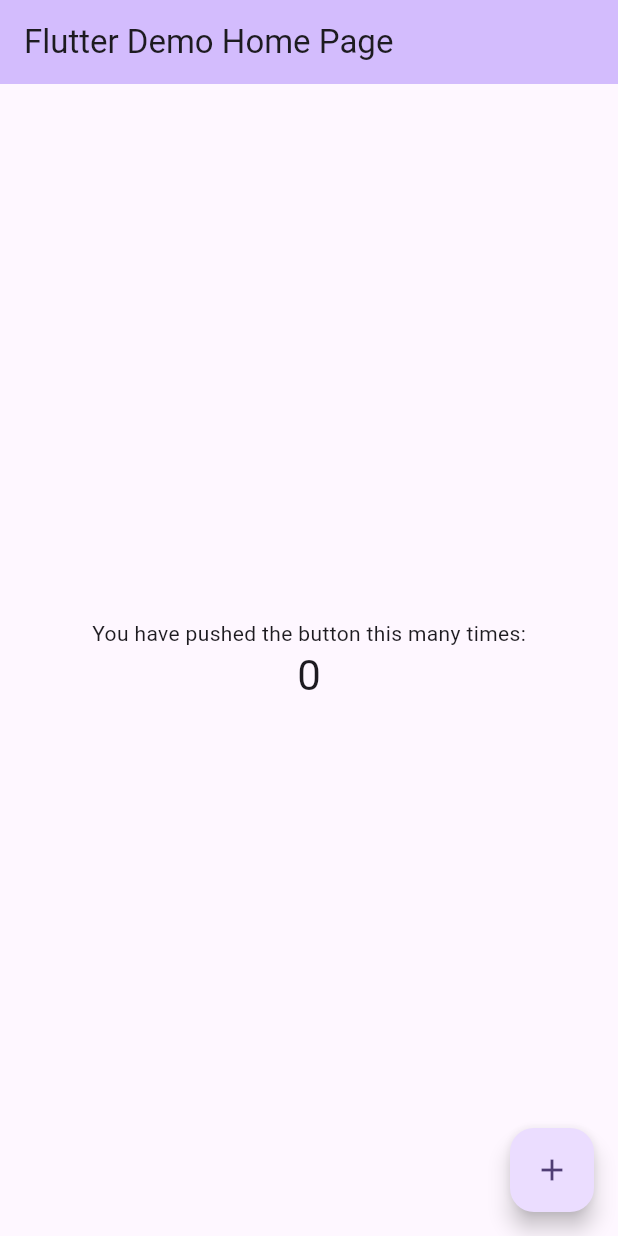
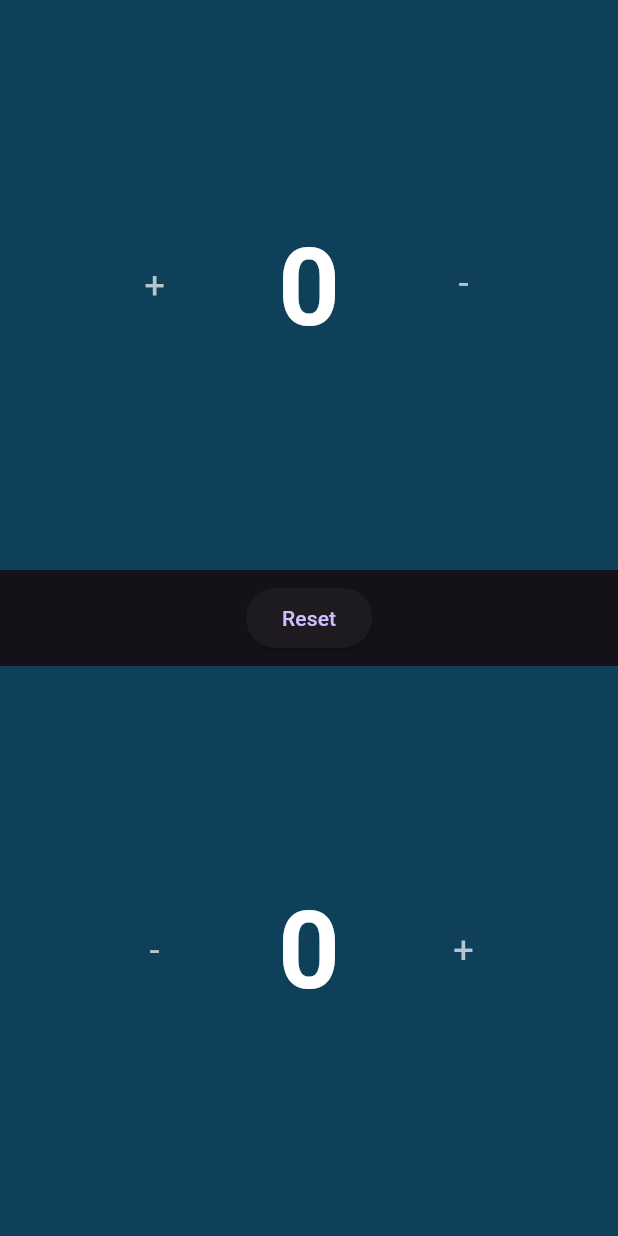
Before and after one commit to Awoofy/fast_cure, a Flutter app: the screen it shows after launch, on a phone screen of 412 x 824 dp. Run offline on Flutter 3.47's test engine with Material 3 defaults, Android fonts, the phone set to English and light mode, and no system bars.

Commit message:
✨ feat: ライフカウンターアプリの基本実装
- docker-compose.ymlのネットワーク設定を最適化
- Flutterプロジェクトを作成
- ライフカウンターの基本機能を実装
  - プレイヤー毎の体力管理
  - 直感的な操作UI
  - リセット機能
  - 対面プレイ用の上下反転表示

```diff
--- a/fast_cure/lib/main.dart
+++ b/fast_cure/lib/main.dart
@@ -7,116 +7,181 @@ void main() {
 class MyApp extends StatelessWidget {
   const MyApp({super.key});
 
-  // This widget is the root of your application.
   @override
   Widget build(BuildContext context) {
     return MaterialApp(
-      title: 'Flutter Demo',
+      title: 'Fast Cure -GATCG Life Counter-',
       theme: ThemeData(
-        // This is the theme of your application.
-        //
-        // TRY THIS: Try running your application with "flutter run". You'll see
-        // the application has a purple toolbar. Then, without quitting the app,
-        // try changing the seedColor in the colorScheme below to Colors.green
-        // and then invoke "hot reload" (save your changes or press the "hot
-        // reload" button in a Flutter-supported IDE, or press "r" if you used
-        // the command line to start the app).
-        //
-        // Notice that the counter didn't reset back to zero; the application
-        // state is not lost during the reload. To reset the state, use hot
-        // restart instead.
-        //
-        // This works for code too, not just values: Most code changes can be
-        // tested with just a hot reload.
-        colorScheme: ColorScheme.fromSeed(seedColor: Colors.deepPurple),
+        primarySwatch: Colors.blue,
+        brightness: Brightness.dark,
       ),
-      home: const MyHomePage(title: 'Flutter Demo Home Page'),
+      home: const LifeCounterPage(),
     );
   }
 }
 
-class MyHomePage extends StatefulWidget {
-  const MyHomePage({super.key, required this.title});
-
-  // This widget is the home page of your application. It is stateful, meaning
-  // that it has a State object (defined below) that contains fields that affect
-  // how it looks.
-
-  // This class is the configuration for the state. It holds the values (in this
-  // case the title) provided by the parent (in this case the App widget) and
-  // used by the build method of the State. Fields in a Widget subclass are
-  // always marked "final".
-
-  final String title;
+class LifeCounterPage extends StatefulWidget {
+  const LifeCounterPage({super.key});
 
   @override
-  State<MyHomePage> createState() => _MyHomePageState();
+  State<LifeCounterPage> createState() => _LifeCounterPageState();
 }
 
-class _MyHomePageState extends State<MyHomePage> {
-  int _counter = 0;
+class _LifeCounterPageState extends State<LifeCounterPage> {
+  int player1Life = 0;
+  int player2Life = 0;
+  bool player1LeftPressed = false;
+  bool player1RightPressed = false;
+  bool player2LeftPressed = false;
+  bool player2RightPressed = false;
 
-  void _incrementCounter() {
+  void _updateLife(bool isPlayer1, bool isIncrease) {
     setState(() {
-      // This call to setState tells the Flutter framework that something has
-      // changed in this State, which causes it to rerun the build method below
-      // so that the display can reflect the updated values. If we changed
-      // _counter without calling setState(), then the build method would not be
-      // called again, and so nothing would appear to happen.
-      _counter++;
+      if (isPlayer1) {
+        player1Life = isIncrease ? player1Life + 1 : (player1Life > 0 ? player1Life - 1 : 0);
+      } else {
+        player2Life = isIncrease ? player2Life + 1 : (player2Life > 0 ? player2Life - 1 : 0);
+      }
     });
+  }
+
+  void _resetLife() {
+    setState(() {
+      player1Life = 0;
+      player2Life = 0;
+    });
+  }
+
+  Widget _buildPlayerArea(bool isPlayer1) {
+    final life = isPlayer1 ? player1Life : player2Life;
+    final isLeftPressed = isPlayer1 ? player1LeftPressed : player2LeftPressed;
+    final isRightPressed = isPlayer1 ? player1RightPressed : player2RightPressed;
+
+    return Expanded(
+      child: RotatedBox(
+        quarterTurns: isPlayer1 ? 0 : 2,
+        child: Stack(
+          children: [
+            Row(
+              children: [
+                Expanded(
+                  child: GestureDetector(
+                    onTapDown: (_) => setState(() {
+                      if (isPlayer1) {
+                        player1LeftPressed = true;
+                      } else {
+                        player2LeftPressed = true;
+                      }
+                    }),
+                    onTapUp: (_) {
+                      setState(() {
+                        if (isPlayer1) {
+                          player1LeftPressed = false;
+                        } else {
+                          player2LeftPressed = false;
+                        }
+                      });
+                      _updateLife(isPlayer1, false);
+                    },
+                    onTapCancel: () => setState(() {
+                      if (isPlayer1) {
+                        player1LeftPressed = false;
+                      } else {
+                        player2LeftPressed = false;
+                      }
+                    }),
+                    child: AnimatedContainer(
+                      duration: const Duration(milliseconds: 100),
+                      color: Colors.lightBlue.withOpacity(isLeftPressed ? 0.1 : 0.3),
+                      child: const Center(
+                        child: Text(
+                          '-',
+                          style: TextStyle(
+                            fontSize: 24,
+                            color: Colors.white70,
+                          ),
+                        ),
+                      ),
+                    ),
+                  ),
+                ),
+                Expanded(
+                  child: GestureDetector(
+                    onTapDown: (_) => setState(() {
+                      if (isPlayer1) {
+                        player1RightPressed = true;
+                      } else {
+                        player2RightPressed = true;
+                      }
+                    }),
+                    onTapUp: (_) {
+                      setState(() {
+                        if (isPlayer1) {
+                          player1RightPressed = false;
+                        } else {
+                          player2RightPressed = false;
+                        }
+                      });
+                      _updateLife(isPlayer1, true);
+                    },
+                    onTapCancel: () => setState(() {
+                      if (isPlayer1) {
+                        player1RightPressed = false;
+                      } else {
+                        player2RightPressed = false;
+                      }
+                    }),
+                    child: AnimatedContainer(
+                      duration: const Duration(milliseconds: 100),
+                      color: Colors.lightBlue.withOpacity(isRightPressed ? 0.1 : 0.3),
+                      child: const Center(
+                        child: Text(
+                          '+',
+                          style: TextStyle(
+                            fontSize: 24,
+                            color: Colors.white70,
+                          ),
+                        ),
+                      ),
+                    ),
+                  ),
+                ),
+              ],
+            ),
+            Center(
+              child: Text(
+                life.toString(),
+                style: const TextStyle(
+                  fontSize: 72,
+                  fontWeight: FontWeight.bold,
+                  color: Colors.white,
+                ),
+              ),
+            ),
+          ],
+        ),
+      ),
+    );
   }
 
   @override
   Widget build(BuildContext context) {
-    // This method is rerun every time setState is called, for instance as done
-    // by the _incrementCounter method above.
-    //
-    // The Flutter framework has been optimized to make rerunning build methods
-    // fast, so that you can just rebuild anything that needs updating rather
-    // than having to individually change instances of widgets.
     return Scaffold(
-      appBar: AppBar(
-        // TRY THIS: Try changing the color here to a specific color (to
-        // Colors.amber, perhaps?) and trigger a hot reload to see the AppBar
-        // change color while the other colors stay the same.
-        backgroundColor: Theme.of(context).colorScheme.inversePrimary,
-        // Here we take the value from the MyHomePage object that was created by
-        // the App.build method, and use it to set our appbar title.
-        title: Text(widget.title),
+      body: Column(
+        children: [
+          _buildPlayerArea(false),
+          Center(
+            child: Padding(
+              padding: const EdgeInsets.all(8.0),
+              child: ElevatedButton(
+                onPressed: _resetLife,
+                child: const Text('Reset'),
+              ),
+            ),
+          ),
+          _buildPlayerArea(true),
+        ],
       ),
-      body: Center(
-        // Center is a layout widget. It takes a single child and positions it
-        // in the middle of the parent.
-        child: Column(
-          // Column is also a layout widget. It takes a list of children and
-          // arranges them vertically. By default, it sizes itself to fit its
-          // children horizontally, and tries to be as tall as its parent.
-          //
-          // Column has various properties to control how it sizes itself and
-          // how it positions its children. Here we use mainAxisAlignment to
-          // center the children vertically; the main axis here is the vertical
-          // axis because Columns are vertical (the cross axis would be
-          // horizontal).
-          //
-          // TRY THIS: Invoke "debug painting" (choose the "Toggle Debug Paint"
-          // action in the IDE, or press "p" in the console), to see the
-          // wireframe for each widget.
-          mainAxisAlignment: MainAxisAlignment.center,
-          children: <Widget>[
-            const Text('You have pushed the button this many times:'),
-            Text(
-              '$_counter',
-              style: Theme.of(context).textTheme.headlineMedium,
-            ),
-          ],
-        ),
-      ),
-      floatingActionButton: FloatingActionButton(
-        onPressed: _incrementCounter,
-        tooltip: 'Increment',
-        child: const Icon(Icons.add),
-      ), // This trailing comma makes auto-formatting nicer for build methods.
     );
   }
 }
```
Also changed, not shown: 1 other file.
